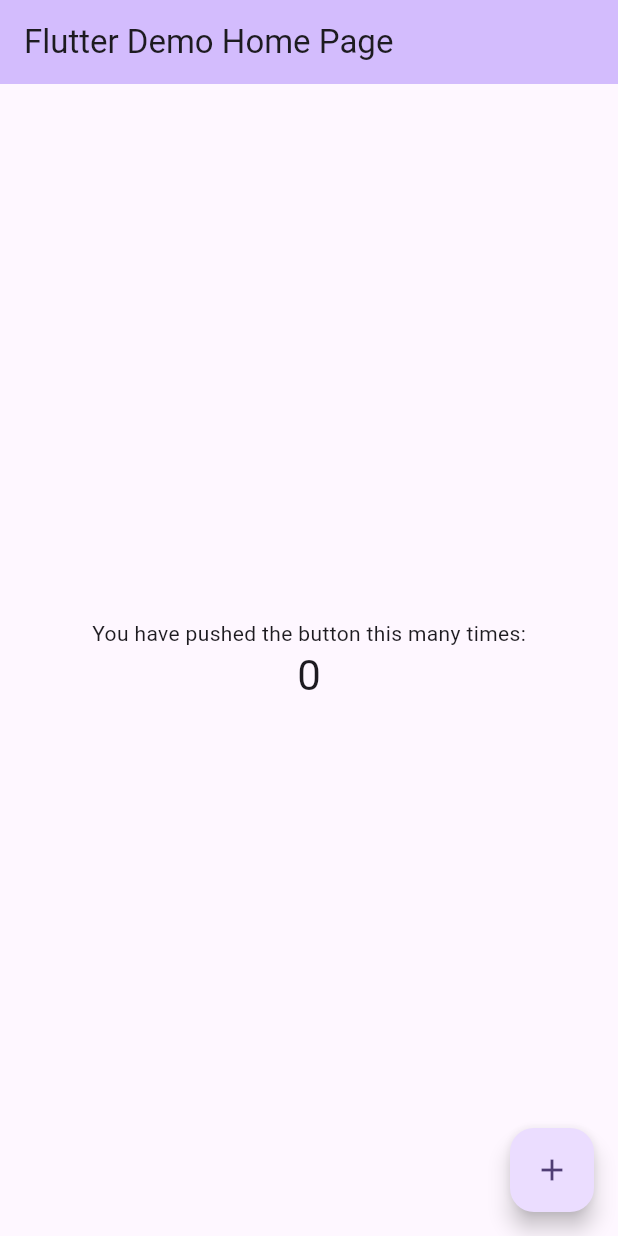
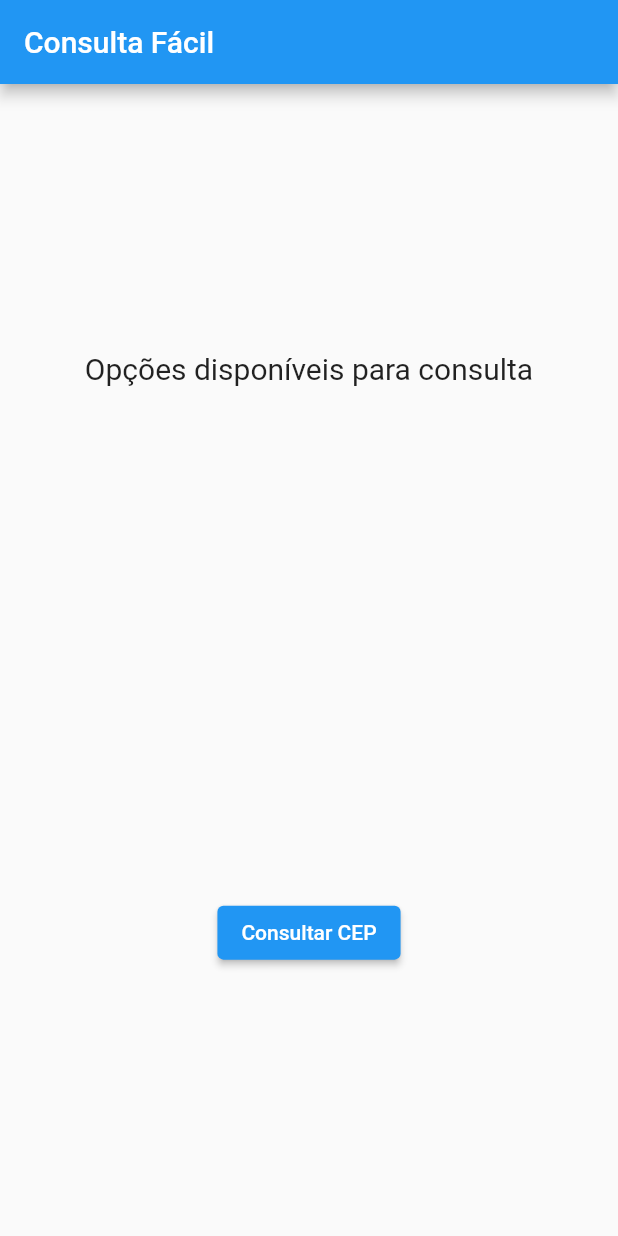
Before and after one commit to janio-barros/consultafacil, a Flutter app: the screen it shows after launch, on a phone screen of 412 x 824 dp. Run offline on Flutter 3.47's test engine with Material 2 defaults, Android fonts, the light colour scheme and no system bars.

```diff
--- a/lib/main.dart
+++ b/lib/main.dart
@@ -1,125 +1,22 @@
+import 'package:consultafacil/view/menu.dart';
+import 'package:consultafacil/view/splash.dart';
 import 'package:flutter/material.dart';
 
 void main() {
-  runApp(const MyApp());
+  runApp(const ConsultaFacilApp());
 }
 
-class MyApp extends StatelessWidget {
-  const MyApp({super.key});
+class ConsultaFacilApp extends StatelessWidget {
+  const ConsultaFacilApp({super.key});
 
-  // This widget is the root of your application.
   @override
   Widget build(BuildContext context) {
     return MaterialApp(
-      title: 'Flutter Demo',
-      theme: ThemeData(
-        // This is the theme of your application.
-        //
-        // TRY THIS: Try running your application with "flutter run". You'll see
-        // the application has a blue toolbar. Then, without quitting the app,
-        // try changing the seedColor in the colorScheme below to Colors.green
-        // and then invoke "hot reload" (save your changes or press the "hot
-        // reload" button in a Flutter-supported IDE, or press "r" if you used
-        // the command line to start the app).
-        //
-        // Notice that the counter didn't reset back to zero; the application
-        // state is not lost during the reload. To reset the state, use hot
-        // restart instead.
-        //
-        // This works for code too, not just values: Most code changes can be
-        // tested with just a hot reload.
-        colorScheme: ColorScheme.fromSeed(seedColor: Colors.deepPurple),
-        useMaterial3: true,
-      ),
-      home: const MyHomePage(title: 'Flutter Demo Home Page'),
+      initialRoute: '/splash',
+      routes: {
+        '/splash': (context) => const Splash(),
+        '/menu': (context) => const Menu(),
+      },
     );
   }
 }
-
-class MyHomePage extends StatefulWidget {
-  const MyHomePage({super.key, required this.title});
-
-  // This widget is the home page of your application. It is stateful, meaning
-  // that it has a State object (defined below) that contains fields that affect
-  // how it looks.
-
-  // This class is the configuration for the state. It holds the values (in this
-  // case the title) provided by the parent (in this case the App widget) and
-  // used by the build method of the State. Fields in a Widget subclass are
-  // always marked "final".
-
-  final String title;
-
-  @override
-  State<MyHomePage> createState() => _MyHomePageState();
-}
-
-class _MyHomePageState extends State<MyHomePage> {
-  int _counter = 0;
-
-  void _incrementCounter() {
-    setState(() {
-      // This call to setState tells the Flutter framework that something has
-      // changed in this State, which causes it to rerun the build method below
-      // so that the display can reflect the updated values. If we changed
-      // _counter without calling setState(), then the build method would not be
-      // called again, and so nothing would appear to happen.
-      _counter++;
-    });
-  }
-
-  @override
-  Widget build(BuildContext context) {
-    // This method is rerun every time setState is called, for instance as done
-    // by the _incrementCounter method above.
-    //
-    // The Flutter framework has been optimized to make rerunning build methods
-    // fast, so that you can just rebuild anything that needs updating rather
-    // than having to individually change instances of widgets.
-    return Scaffold(
-      appBar: AppBar(
-        // TRY THIS: Try changing the color here to a specific color (to
-        // Colors.amber, perhaps?) and trigger a hot reload to see the AppBar
-        // change color while the other colors stay the same.
-        backgroundColor: Theme.of(context).colorScheme.inversePrimary,
-        // Here we take the value from the MyHomePage object that was created by
-        // the App.build method, and use it to set our appbar title.
-        title: Text(widget.title),
-      ),
-      body: Center(
-        // Center is a layout widget. It takes a single child and positions it
-        // in the middle of the parent.
-        child: Column(
-          // Column is also a layout widget. It takes a list of children and
-          // arranges them vertically. By default, it sizes itself to fit its
-          // children horizontally, and tries to be as tall as its parent.
-          //
-          // Column has various properties to control how it sizes itself and
-          // how it positions its children. Here we use mainAxisAlignment to
-          // center the children vertically; the main axis here is the vertical
-          // axis because Columns are vertical (the cross axis would be
-          // horizontal).
-          //
-          // TRY THIS: Invoke "debug painting" (choose the "Toggle Debug Paint"
-          // action in the IDE, or press "p" in the console), to see the
-          // wireframe for each widget.
-          mainAxisAlignment: MainAxisAlignment.center,
-          children: <Widget>[
-            const Text(
-              'You have pushed the button this many times:',
-            ),
-            Text(
-              '$_counter',
-              style: Theme.of(context).textTheme.headlineMedium,
-            ),
-          ],
-        ),
-      ),
-      floatingActionButton: FloatingActionButton(
-        onPressed: _incrementCounter,
-        tooltip: 'Increment',
-        child: const Icon(Icons.add),
-      ), // This trailing comma makes auto-formatting nicer for build methods.
-    );
-  }
-}
--- /dev/null
+++ b/lib/view/menu.dart
@@ -0,0 +1,35 @@
+import 'package:flutter/material.dart';
+
+class Menu extends StatelessWidget {
+  const Menu({super.key});
+
+  @override
+  Widget build(BuildContext context) {
+    return MaterialApp(
+      home: Scaffold(
+        appBar: AppBar(
+          title: Text('Consulta Fácil'),
+        ),
+        body: Padding(
+          padding: const EdgeInsets.all(8.0),
+          child: Center(
+            child: Column(
+                mainAxisAlignment: MainAxisAlignment.spaceAround,
+                children: [
+                  const Text(
+                    'Opções disponíveis para consulta',
+                    style: TextStyle(fontSize: 20),
+                  ),
+                  ElevatedButton(
+                    onPressed: () {},
+                    child: const Text(
+                      'Consultar CEP',
+                    ),
+                  ),
+                ]),
+          ),
+        ),
+      ),
+    );
+  }
+}
```
Also changed, not shown: 1 other file.
